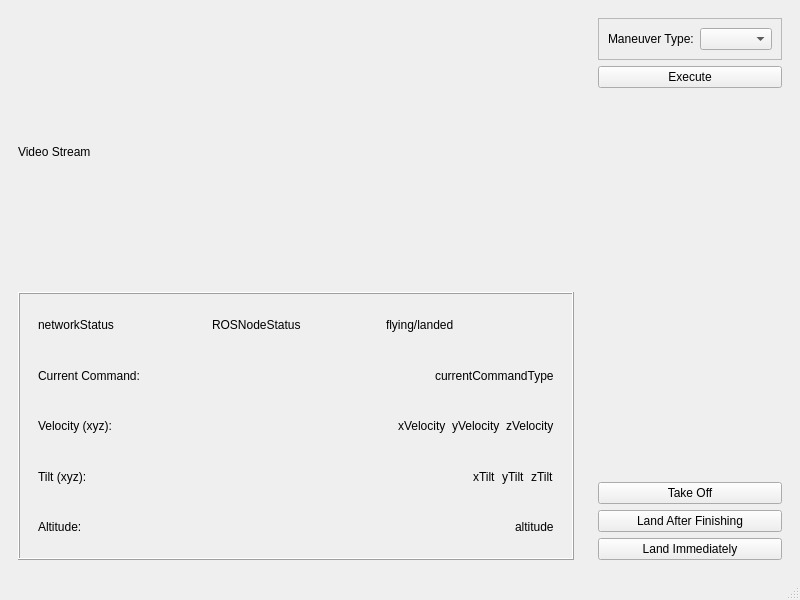
This is src/ardroneCommandGuiTemplate.ui in charlesrwest/ardrone_command_gui as Qt 5 draws it before an edit. The edited form follows.
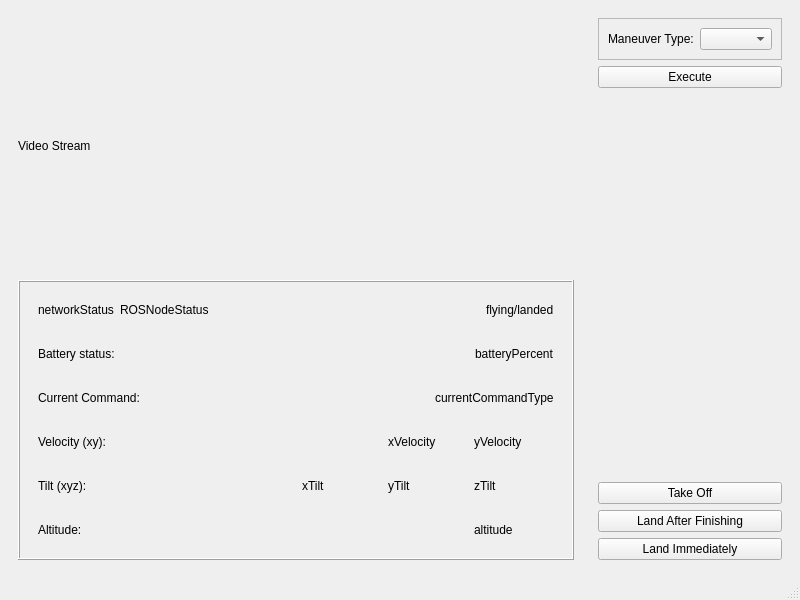
This is the edited form.

Patch:
```diff
--- a/src/ardroneCommandGuiTemplate.ui
+++ b/src/ardroneCommandGuiTemplate.ui
@@ -69,6 +69,19 @@
                </property>
               </widget>
              </item>
+             <item>
+              <spacer name="horizontalSpacer_5">
+               <property name="orientation">
+                <enum>Qt::Horizontal</enum>
+               </property>
+               <property name="sizeHint" stdset="0">
+                <size>
+                 <width>40</width>
+                 <height>20</height>
+                </size>
+               </property>
+              </spacer>
+             </item>
              <item>
               <widget class="QLabel" name="flyingLandedLabel">
                <property name="text">
@@ -79,6 +92,45 @@
             </layout>
            </widget>
           </item>
+          <item>
+           <widget class="QFrame" name="batteryStatusFrame">
+            <property name="frameShape">
+             <enum>QFrame::NoFrame</enum>
+            </property>
+            <property name="frameShadow">
+             <enum>QFrame::Raised</enum>
+            </property>
+            <layout class="QHBoxLayout" name="horizontalLayout_8">
+             <item>
+              <widget class="QLabel" name="batteryStatusStatic">
+               <property name="text">
+                <string>Battery status:</string>
+               </property>
+              </widget>
+             </item>
+             <item>
+              <spacer name="horizontalSpacer_6">
+               <property name="orientation">
+                <enum>Qt::Horizontal</enum>
+               </property>
+               <property name="sizeHint" stdset="0">
+                <size>
+                 <width>40</width>
+                 <height>20</height>
+                </size>
+               </property>
+              </spacer>
+             </item>
+             <item>
+              <widget class="QLabel" name="batteryStatusLabel">
+               <property name="text">
+                <string>batteryPercent</string>
+               </property>
+              </widget>
+             </item>
+            </layout>
+           </widget>
+          </item>
           <item>
            <widget class="QFrame" name="frame">
             <property name="frameShape">
@@ -130,7 +182,7 @@
              <item>
               <widget class="QLabel" name="velocityLabel">
                <property name="text">
-                <string>Velocity (xyz):</string>
+                <string>Velocity (xy):</string>
                </property>
               </widget>
              </item>
@@ -149,6 +201,12 @@
              </item>
              <item>
               <widget class="QLabel" name="xVelocityLabel">
+               <property name="minimumSize">
+                <size>
+                 <width>80</width>
+                 <height>20</height>
+                </size>
+               </property>
                <property name="text">
                 <string>xVelocity</string>
                </property>
@@ -156,18 +214,17 @@
              </item>
              <item>
               <widget class="QLabel" name="yVelocityLabel">
+               <property name="minimumSize">
+                <size>
+                 <width>80</width>
+                 <height>20</height>
+                </size>
+               </property>
                <property name="text">
                 <string>yVelocity</string>
                </property>
               </widget>
              </item>
-             <item>
-              <widget class="QLabel" name="zVelocityLabel">
-               <property name="text">
-                <string>zVelocity</string>
-               </property>
-              </widget>
-             </item>
             </layout>
            </widget>
           </item>
@@ -202,6 +259,12 @@
              </item>
              <item>
               <widget class="QLabel" name="xTiltLabel">
+               <property name="minimumSize">
+                <size>
+                 <width>80</width>
+                 <height>0</height>
+                </size>
+               </property>
                <property name="text">
                 <string>xTilt</string>
                </property>
@@ -209,6 +272,12 @@
              </item>
              <item>
               <widget class="QLabel" name="yTiltLabel">
+               <property name="minimumSize">
+                <size>
+                 <width>80</width>
+                 <height>0</height>
+                </size>
+               </property>
                <property name="text">
                 <string>yTilt</string>
                </property>
@@ -216,6 +285,12 @@
              </item>
              <item>
               <widget class="QLabel" name="zTiltLabel">
+               <property name="minimumSize">
+                <size>
+                 <width>80</width>
+                 <height>0</height>
+                </size>
+               </property>
                <property name="text">
                 <string>zTilt</string>
                </property>
@@ -255,6 +330,12 @@
              </item>
              <item>
               <widget class="QLabel" name="altitudeLabel">
+               <property name="minimumSize">
+                <size>
+                 <width>80</width>
+                 <height>0</height>
+                </size>
+               </property>
                <property name="text">
                 <string>altitude</string>
                </property>
```
Left out of the diff: 2 changed lines with no effect on the pictures.
